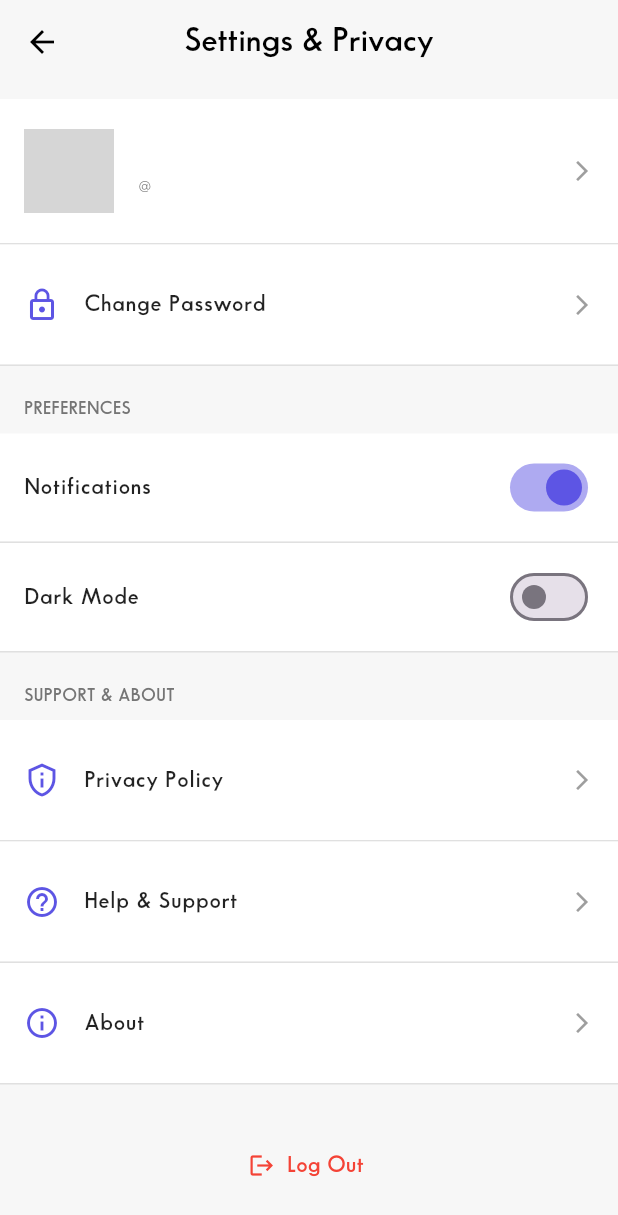
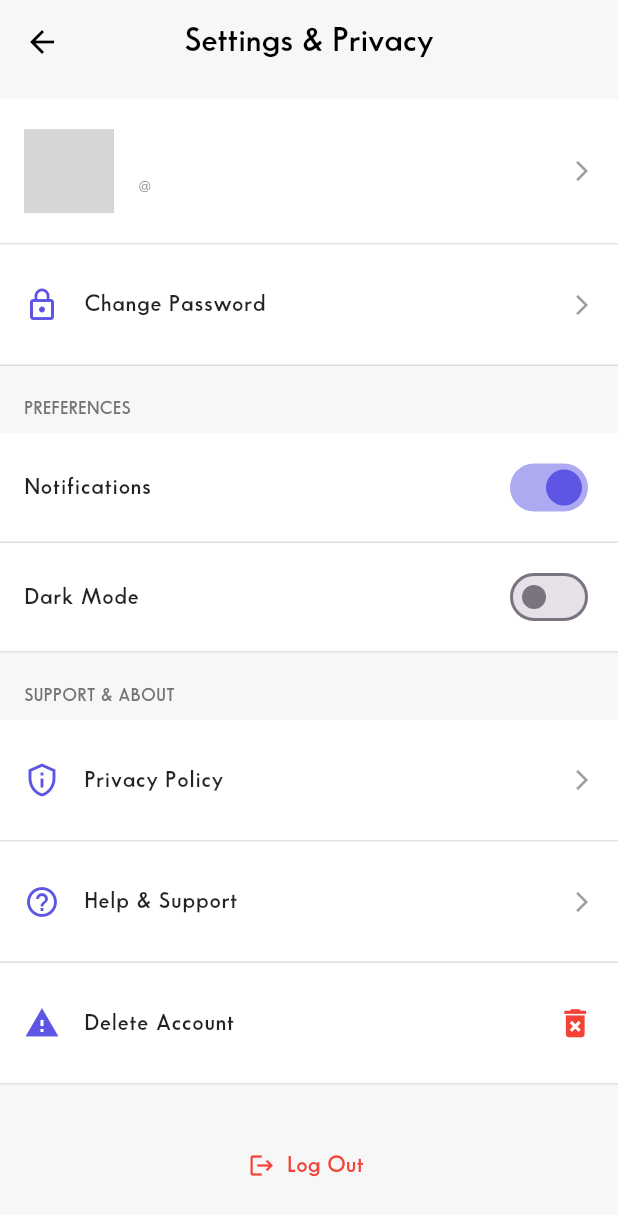
Before and after one commit to hamed12232/Nexon-Connect, a Flutter app: the SettingsPrivacyPage screen opened directly with empty values, on a phone screen of 412 x 824 dp. Shown: the top 1215 px of the screen. Run offline on Flutter 3.47's test engine with Material 3 defaults, Android fonts, the phone set to English and light mode, and no system bars; our stand-ins replace bloc, cached_network_image, cloud_firestore, firebase_auth, firebase_core, firebase_messaging and 10 more; accounts and stored records are empty; network calls fail; project files that could hold a hidden picture were left out; grey boxes are pictures that could not be loaded.

Commit message:
add delete account method

```diff
--- a/lib/core/helper/services_helper.dart
+++ b/lib/core/helper/services_helper.dart
@@ -41,7 +41,11 @@ class ServicesHelper {
     await firestore.collection('users').doc(uid).update({'image': imageUrl});
   }
 
- Future<bool> changePassword(String email, String oldPassword, String newPassword) async {
+  Future<bool> changePassword(
+    String email,
+    String oldPassword,
+    String newPassword,
+  ) async {
     try {
       final user = auth.currentUser;
 
@@ -66,7 +70,29 @@ class ServicesHelper {
       return false;
     }
   }
-Future<void> updateProfile(String name, String phoneNumber, String address) async {
+Future<void> deleteAccount(User? user) async {
+  try {
+   if(user==null){
+    log("User is null");
+    return;
+   }
+
+
+    await user.delete();
+    await firestore.collection("users").doc(user.uid).delete();
+
+
+    log("Account deleted successfully");
+  } catch (e) {
+    log("Error deleting account: ${e.toString()}");
+  }
+}
+
+  Future<void> updateProfile(
+    String name,
+    String phoneNumber,
+    String address,
+  ) async {
     try {
       await firestore.collection('users').doc(auth.currentUser!.uid).update({
         'fullName': name,
@@ -79,7 +105,6 @@ Future<void> updateProfile(String name, String phoneNumber, String address) asyn
       rethrow; // لو حبيت ترجع الخطأ لباقي الكود
     }
   }
-
 
   // Future<void> verficationUser() async {
   //   User? user = FirebaseAuth.instance.currentUser;
--- a/lib/features/profile/ui/screen/SettingsPrivacypage.dart
+++ b/lib/features/profile/ui/screen/SettingsPrivacypage.dart
@@ -1,4 +1,5 @@
 import 'package:cached_network_image/cached_network_image.dart';
+import 'package:firebase_auth/firebase_auth.dart';
 import 'package:flutter/material.dart';
 import 'package:myapp/core/helper/services_helper.dart';
 import 'package:myapp/core/style/style.dart';
@@ -25,7 +26,7 @@ class SettingsPrivacyPage extends StatefulWidget {
 class _SettingsPrivacyPageState extends State<SettingsPrivacyPage> {
   bool notificationsEnabled = true;
   bool darkModeEnabled = false;
-
+  FirebaseAuth auth = FirebaseAuth.instance;
   final Color backgroundColor = const Color(0xFFF7F7F7);
   final Color textColor = Colors.black87;
   final Color secondaryTextColor = Colors.grey[600]!;
@@ -54,10 +55,11 @@ class _SettingsPrivacyPageState extends State<SettingsPrivacyPage> {
         children: [
           const SizedBox(height: 10),
           GestureDetector(
-            onTap: (){
+            onTap: () {
               Navigator.pushNamed(context, ComplateProfileScreen.routeName);
             },
-            child: _buildAccountSection()),
+            child: _buildAccountSection(),
+          ),
           _buildDivider(),
           InkWell(
             onTap: () {
@@ -79,7 +81,71 @@ class _SettingsPrivacyPageState extends State<SettingsPrivacyPage> {
           _buildSectionTitle("SUPPORT & ABOUT"),
           _buildSimpleTile(Icons.privacy_tip_outlined, "Privacy Policy"),
           _buildSimpleTile(Icons.help_outline, "Help & Support"),
-          _buildSimpleTile(Icons.info_outline, "About"),
+          Column(
+            children: [
+              Container(
+                color: Colors.white,
+                child: ListTile(
+                  contentPadding: const EdgeInsets.symmetric(
+                    horizontal: 16,
+                    vertical: 12,
+                  ),
+                  leading: Icon(
+                    Icons.warning,
+                    color: ColorsTheme.loginGradientEnd,
+                  ),
+                  title: Text(
+                    "Delete Account",
+                    style: TextStyle(
+                      fontSize: 15,
+                      color: textColor,
+                      fontWeight: FontWeight.w500,
+                    ),
+                  ),
+                  trailing: GestureDetector(
+                    onTap: () {
+                      showDialog(
+                        context: context,
+                        builder: (BuildContext context) {
+                          return AlertDialog(
+                            title: const Text("Delete Account"),
+                            content: const Text(
+                              "Are you sure you want to delete your account?",
+                            ),
+                            actions: [
+                              TextButton(
+                                onPressed: () {
+                                  Navigator.pop(context);
+                                },
+                                child: const Text("Cancel"),
+                              ),
+                              TextButton(
+                                onPressed: () {
+                                  ServicesHelper().deleteAccount(auth.currentUser!);
+                                  Navigator.pushNamedAndRemoveUntil(
+                                    context,
+                                    AuthScreen.routeName,
+                                    (route) => false,
+                                  );
+                                },
+                                child: const Text("Delete"),
+                              ),
+                            ],
+                          );
+                        },
+                      );
+                    },
+                    child: const Icon(
+                      Icons.delete_forever,
+                      size: 25,
+                      color: Colors.red,
+                    ),
+                  ),
+                ),
+              ),
+              _buildDivider(),
+            ],
+          ),
           const SizedBox(height: 30),
           _buildLogoutButton(),
         ],
@@ -116,7 +182,6 @@ class _SettingsPrivacyPageState extends State<SettingsPrivacyPage> {
           size: 16,
           color: Colors.grey,
         ),
-
       ),
     );
   }
```
Lines whose indentation alone changed are shown as unchanged.
